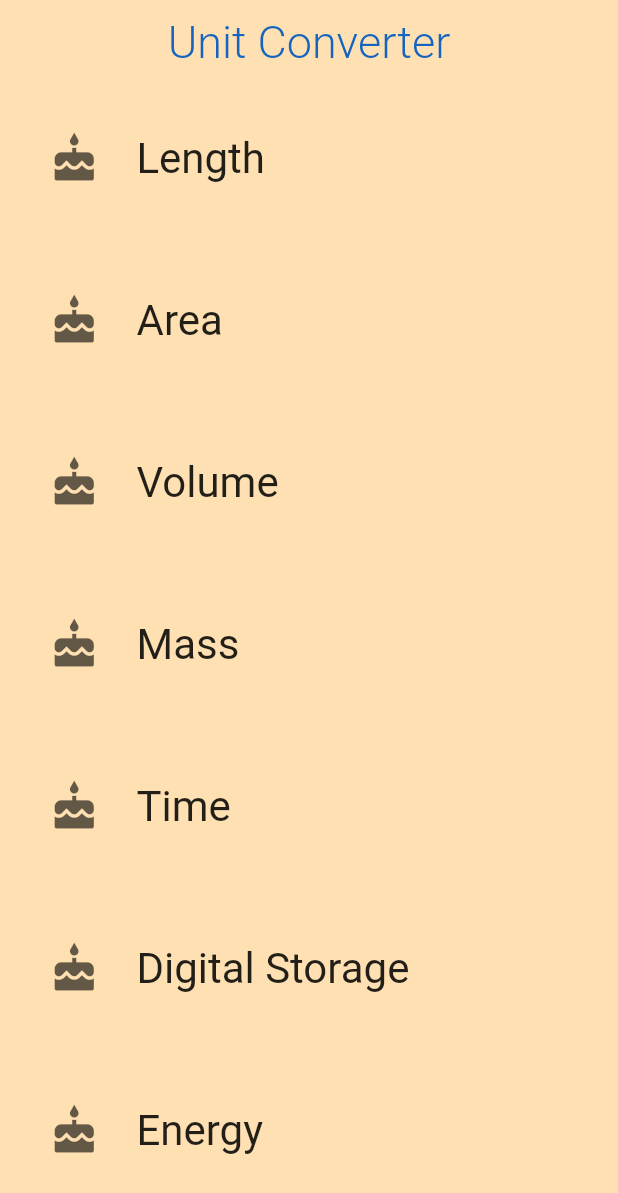
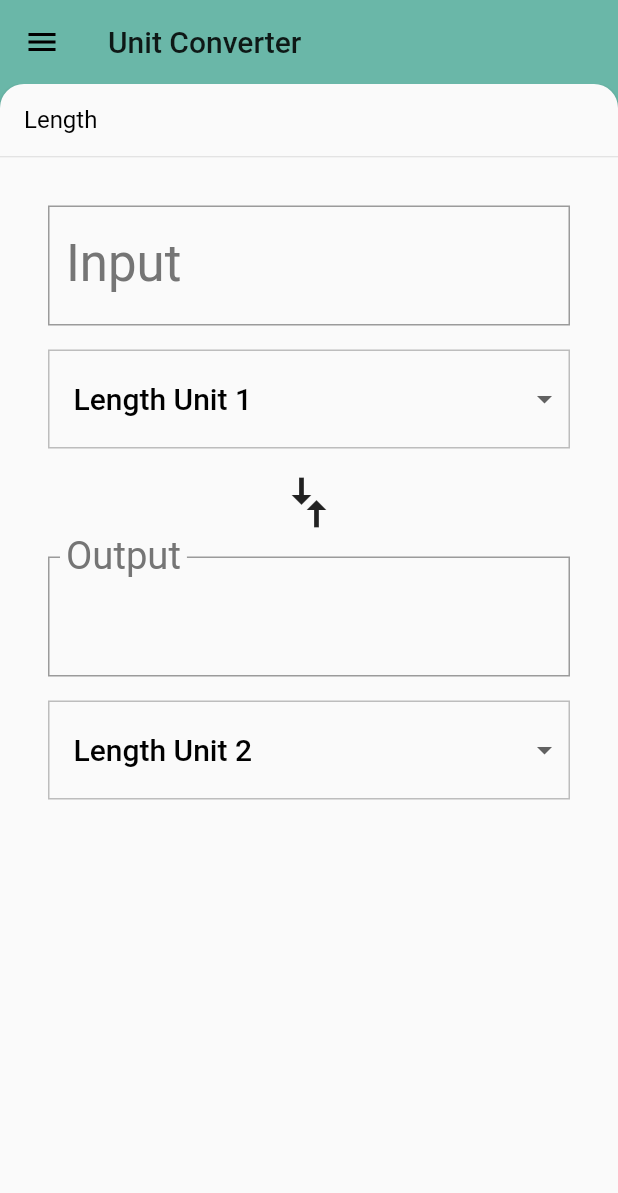
Before and after one commit to omhoumz/hello_rectangl, a Flutter app: the screen it shows after launch, on a phone screen of 412 x 824 dp. Shown: the top 1193 px of the screen. Run offline on Flutter 3.47's test engine with Material 2 defaults, Android fonts, the phone set to English and light mode, and no system bars.

Commit message:
feat: add backDrop

```diff
--- /dev/null
+++ b/lib/backdrop.dart
@@ -0,0 +1,279 @@
+// Copyright 2018 The Chromium Authors. All rights reserved.
+// Use of this source code is governed by a BSD-style license that can be
+// found in the LICENSE file.
+
+import 'dart:math' as math;
+
+import 'package:flutter/material.dart';
+import 'package:meta/meta.dart';
+
+import 'category.dart';
+
+const double _kFlingVelocity = 2.0;
+
+class _BackdropPanel extends StatelessWidget {
+  const _BackdropPanel({
+    Key key,
+    this.onTap,
+    this.onVerticalDragUpdate,
+    this.onVerticalDragEnd,
+    this.title,
+    this.child,
+  }) : super(key: key);
+
+  final VoidCallback onTap;
+  final GestureDragUpdateCallback onVerticalDragUpdate;
+  final GestureDragEndCallback onVerticalDragEnd;
+  final Widget title;
+  final Widget child;
+
+  @override
+  Widget build(BuildContext context) {
+    return Material(
+      elevation: 2.0,
+      borderRadius: BorderRadius.only(
+        topLeft: Radius.circular(16.0),
+        topRight: Radius.circular(16.0),
+      ),
+      child: Column(
+        crossAxisAlignment: CrossAxisAlignment.stretch,
+        children: <Widget>[
+          GestureDetector(
+            behavior: HitTestBehavior.opaque,
+            onVerticalDragUpdate: onVerticalDragUpdate,
+            onVerticalDragEnd: onVerticalDragEnd,
+            onTap: onTap,
+            child: Container(
+              height: 48.0,
+              padding: EdgeInsetsDirectional.only(start: 16.0),
+              alignment: AlignmentDirectional.centerStart,
+              child: DefaultTextStyle(
+                style: Theme.of(context).textTheme.subhead,
+                child: title,
+              ),
+            ),
+          ),
+          Divider(
+            height: 1.0,
+          ),
+          Expanded(
+            child: child,
+          ),
+        ],
+      ),
+    );
+  }
+}
+
+class _BackdropTitle extends AnimatedWidget {
+  final Widget frontTitle;
+  final Widget backTitle;
+
+  const _BackdropTitle({
+    Key key,
+    Listenable listenable,
+    this.frontTitle,
+    this.backTitle,
+  }) : super(key: key, listenable: listenable);
+
+  @override
+  Widget build(BuildContext context) {
+    final Animation<double> animation = this.listenable;
+    return DefaultTextStyle(
+      style: Theme.of(context).primaryTextTheme.title,
+      softWrap: false,
+      overflow: TextOverflow.ellipsis,
+      // Here, we do a custom cross fade between backTitle and frontTitle.
+      // This makes a smooth animation between the two texts.
+      child: Stack(
+        children: <Widget>[
+          Opacity(
+            opacity: CurvedAnimation(
+              parent: ReverseAnimation(animation),
+              curve: Interval(0.5, 1.0),
+            ).value,
+            child: backTitle,
+          ),
+          Opacity(
+            opacity: CurvedAnimation(
+              parent: animation,
+              curve: Interval(0.5, 1.0),
+            ).value,
+            child: frontTitle,
+          ),
+        ],
+      ),
+    );
+  }
+}
+
+/// Builds a Backdrop.
+///
+/// A Backdrop widget has two panels, front and back. The front panel is shown
+/// by default, and slides down to show the back panel, from which a user
+/// can make a selection. The user can also configure the titles for when the
+/// front or back panel is showing.
+class Backdrop extends StatefulWidget {
+  final Category currentCategory;
+  final Widget frontPanel;
+  final Widget backPanel;
+  final Widget frontTitle;
+  final Widget backTitle;
+
+  const Backdrop({
+    @required this.currentCategory,
+    @required this.frontPanel,
+    @required this.backPanel,
+    @required this.frontTitle,
+    @required this.backTitle,
+  })  : assert(currentCategory != null),
+        assert(frontPanel != null),
+        assert(backPanel != null),
+        assert(frontTitle != null),
+        assert(backTitle != null);
+
+  @override
+  _BackdropState createState() => _BackdropState();
+}
+
+class _BackdropState extends State<Backdrop>
+    with SingleTickerProviderStateMixin {
+  final GlobalKey _backdropKey = GlobalKey(debugLabel: 'Backdrop');
+  AnimationController _controller;
+
+  @override
+  void initState() {
+    super.initState();
+    // This creates an [AnimationController] that can allows for animation for
+    // the BackdropPanel. 0.00 means that the front panel is in "tab" (hidden)
+    // mode, while 1.0 means that the front panel is open.
+    _controller = AnimationController(
+      duration: Duration(milliseconds: 300),
+      value: 1.0,
+      vsync: this,
+    );
+  }
+
+  @override
+  void didUpdateWidget(Backdrop old) {
+    super.didUpdateWidget(old);
+    if (widget.currentCategory != old.currentCategory) {
+      setState(() {
+        _controller.fling(
+            velocity:
+                _backdropPanelVisible ? -_kFlingVelocity : _kFlingVelocity);
+      });
+    } else if (!_backdropPanelVisible) {
+      setState(() {
+        _controller.fling(velocity: _kFlingVelocity);
+      });
+    }
+  }
+
+  @override
+  void dispose() {
+    _controller.dispose();
+    super.dispose();
+  }
+
+  bool get _backdropPanelVisible {
+    final AnimationStatus status = _controller.status;
+    return status == AnimationStatus.completed ||
+        status == AnimationStatus.forward;
+  }
+
+  void _toggleBackdropPanelVisibility() {
+    FocusScope.of(context).requestFocus(FocusNode());
+    _controller.fling(
+        velocity: _backdropPanelVisible ? -_kFlingVelocity : _kFlingVelocity);
+  }
+
+  double get _backdropHeight {
+    final RenderBox renderBox = _backdropKey.currentContext.findRenderObject();
+    return renderBox.size.height;
+  }
+
+  // By design: the panel can only be opened with a swipe. To close the panel
+  // the user must either tap its heading or the backdrop's menu icon.
+
+  void _handleDragUpdate(DragUpdateDetails details) {
+    if (_controller.isAnimating ||
+        _controller.status == AnimationStatus.completed) return;
+
+    _controller.value -= details.primaryDelta / _backdropHeight;
+  }
+
+  void _handleDragEnd(DragEndDetails details) {
+    if (_controller.isAnimating ||
+        _controller.status == AnimationStatus.completed) return;
+
+    final double flingVelocity =
+        details.velocity.pixelsPerSecond.dy / _backdropHeight;
+    if (flingVelocity < 0.0)
+      _controller.fling(velocity: math.max(_kFlingVelocity, -flingVelocity));
+    else if (flingVelocity > 0.0)
+      _controller.fling(velocity: math.min(-_kFlingVelocity, -flingVelocity));
+    else
+      _controller.fling(
+          velocity:
+              _controller.value < 0.5 ? -_kFlingVelocity : _kFlingVelocity);
+  }
+
+  Widget _buildStack(BuildContext context, BoxConstraints constraints) {
+    const double panelTitleHeight = 48.0;
+    final Size panelSize = constraints.biggest;
+    final double panelTop = panelSize.height - panelTitleHeight;
+
+    Animation<RelativeRect> panelAnimation = RelativeRectTween(
+      begin: RelativeRect.fromLTRB(
+          0.0, panelTop, 0.0, panelTop - panelSize.height),
+      end: RelativeRect.fromLTRB(0.0, 0.0, 0.0, 0.0),
+    ).animate(_controller.view);
+
+    return Container(
+      key: _backdropKey,
+      color: widget.currentCategory.color,
+      child: Stack(
+        children: <Widget>[
+          widget.backPanel,
+          PositionedTransition(
+            rect: panelAnimation,
+            child: _BackdropPanel(
+              onTap: _toggleBackdropPanelVisibility,
+              onVerticalDragUpdate: _handleDragUpdate,
+              onVerticalDragEnd: _handleDragEnd,
+              title: Text(widget.currentCategory.name),
+              child: widget.frontPanel,
+            ),
+          ),
+        ],
+      ),
+    );
+  }
+
+  @override
+  Widget build(BuildContext context) {
+    return Scaffold(
+      appBar: AppBar(
+        backgroundColor: widget.currentCategory.color,
+        elevation: 0.0,
+        leading: IconButton(
+          onPressed: _toggleBackdropPanelVisibility,
+          icon: AnimatedIcon(
+            icon: AnimatedIcons.close_menu,
+            progress: _controller.view,
+          ),
+        ),
+        title: _BackdropTitle(
+          listenable: _controller.view,
+          frontTitle: widget.frontTitle,
+          backTitle: widget.backTitle,
+        ),
+      ),
+      body: LayoutBuilder(
+        builder: _buildStack,
+      ),
+      resizeToAvoidBottomPadding: false,
+    );
+  }
+}
--- a/lib/category.dart
+++ b/lib/category.dart
@@ -5,103 +5,29 @@
 // To keep your imports tidy, follow the ordering guidelines at
 // https://www.dartlang.org/guides/language/effective-dart/style#ordering
 import 'package:flutter/material.dart';
+import 'package:meta/meta.dart';
 
-import 'package:unit_converter/converter_route.dart';
-import 'package:unit_converter/unit.dart';
+import 'unit.dart';
 
-EdgeInsets _rowPadding = EdgeInsets.all(8.0);
-double _rowHeight = 100.0;
-BorderRadius _borderRadius = BorderRadius.all(Radius.circular(_rowHeight / 2));
-double _iconSize = 35.0;
-double _textSize = 28.0;
+/// A [Category] keeps track of a list of [Unit]s.
+class Category {
+  final String name;
+  final ColorSwatch color;
+  final List<Unit> units;
+  final IconData iconLocation;
 
-class Category extends StatelessWidget {
-  final String name;
-  final Color color;
-  final IconData iconLocation;
-  final List<Unit> units;
-
+  /// Information about a [Category].
+  ///
+  /// A [Category] saves the name of the Category (e.g. 'Length'), a list of its
+  /// its color for the UI, units for conversions (e.g. 'Millimeter', 'Meter'),
+  /// and the icon that represents it (e.g. a ruler).
   const Category({
-    Key key,
     @required this.name,
     @required this.color,
+    @required this.units,
     @required this.iconLocation,
-    @required this.units,
   })  : assert(name != null),
         assert(color != null),
-        assert(iconLocation != null),
         assert(units != null),
-        super(key: key);
-
-  void _navigateToConverter(BuildContext context) {
-    Navigator.of(context).push(
-      MaterialPageRoute<void>(builder: (BuildContext context) {
-        final appBar = AppBar(
-          title: Text(
-            name,
-            style: TextStyle(
-              fontSize: 30.0,
-              fontWeight: FontWeight.w300,
-            ),
-          ),
-          centerTitle: true,
-          elevation: 0.0,
-          backgroundColor: color,
-        );
-
-        return Scaffold(
-          appBar: appBar,
-          body: ConverterRoute(
-            name: name,
-            color: color,
-            units: units,
-          ),
-        );
-      }),
-    );
-  }
-
-  @override
-  Widget build(BuildContext context) {
-    return Material(
-      color: Colors.transparent,
-      child: Container(
-        height: _rowHeight,
-        child: InkWell(
-          borderRadius: _borderRadius,
-          highlightColor: color,
-          splashColor: color,
-          onTap: () {
-            _navigateToConverter(context);
-          },
-          child: Padding(
-            padding: _rowPadding,
-            child: Row(
-              children: <Widget>[
-                Padding(
-                  padding: EdgeInsets.fromLTRB(16.0, 8.0, 24.0, 8.0),
-                  child: Opacity(
-                    opacity: 0.7,
-                    child: Icon(
-                      iconLocation,
-                      size: _iconSize,
-                    ),
-                  ),
-                ),
-                Expanded(
-                  child: Text(
-                    name,
-                    style: TextStyle(
-                      fontSize: _textSize,
-                      fontWeight: FontWeight.w400,
-                    ),
-                  ),
-                ),
-              ],
-            ),
-          ),
-        ),
-      ),
-    );
-  }
+        assert(iconLocation != null);
 }
--- a/lib/category_route.dart
+++ b/lib/category_route.dart
@@ -1,12 +1,22 @@
+// Copyright 2018 The Chromium Authors. All rights reserved.
+// Use of this source code is governed by a BSD-style license that can be
+// found in the LICENSE file.
+
 import 'package:flutter/material.dart';
 
-import 'package:unit_converter/settings.dart';
-import 'package:unit_converter/category.dart';
-import 'package:unit_converter/unit.dart';
+import 'backdrop.dart';
+import 'category.dart';
+import 'category_tile.dart';
+import 'unit.dart';
+import 'unit_converter.dart';
 
-final _bgColor = Colors.orange[100];
-final _appBarTitleColor = Colors.blue[800];
-
+/// Category Route (screen).
+///
+/// This is the 'home' screen of the Unit Converter. It shows a header and
+/// a list of [Categories].
+///
+/// While it is named CategoryRoute, a more apt name would be CategoryScreen,
+/// because it is responsible for the UI at the route's destination.
 class CategoryRoute extends StatefulWidget {
   const CategoryRoute();
 
@@ -15,8 +25,9 @@ class CategoryRoute extends StatefulWidget {
 }
 
 class _CategoryRouteState extends State<CategoryRoute> {
+  Category _defaultCategory;
+  Category _currentCategory;
   final _categories = <Category>[];
-
   static const _categoryNames = <String>[
     'Length',
     'Area',
@@ -27,7 +38,6 @@ class _CategoryRouteState extends State<CategoryRoute> {
     'Energy',
     'Currency',
   ];
-
   static const _baseColors = <ColorSwatch>[
     ColorSwatch(0xFF6AB7A8, {
       'highlight': Color(0xFF6AB7A8),
@@ -68,25 +78,42 @@ class _CategoryRouteState extends State<CategoryRoute> {
   void initState() {
     super.initState();
     for (var i = 0; i < _categoryNames.length; i++) {
-      _categories.add(Category(
+      var category = Category(
         name: _categoryNames[i],
         color: _baseColors[i],
         iconLocation: Icons.cake,
         units: _retrieveUnitList(_categoryNames[i]),
-      ));
+      );
+      if (i == 0) {
+        _defaultCategory = category;
+      }
+      _categories.add(category);
     }
   }
 
+  /// Function to call when a [Category] is tapped.
+  void _onCategoryTap(Category category) {
+    setState(() {
+      _currentCategory = category;
+    });
+  }
+
+  /// Makes the correct number of rows for the list view.
+  ///
+  /// For portrait, we use a [ListView].
   Widget _buildCategoryWidgets() {
-    return ListView.separated(
+    return ListView.builder(
+      itemBuilder: (BuildContext context, int index) {
+        return CategoryTile(
+          category: _categories[index],
+          onTap: _onCategoryTap,
+        );
+      },
       itemCount: _categories.length,
-      itemBuilder: (BuildContext context, int index) => _categories[index],
-      separatorBuilder: (BuildContext context, int index) =>
-          const Padding(padding: EdgeInsets.all(4.0)),
     );
   }
 
-  /// Returns a list of [Unit]s.
+  /// Returns a list of mock [Unit]s.
   List<Unit> _retrieveUnitList(String categoryName) {
     return List.generate(10, (int i) {
       i += 1;
@@ -99,29 +126,24 @@ class _CategoryRouteState extends State<CategoryRoute> {
 
   @override
   Widget build(BuildContext context) {
-    final listView = Container(
+    final listView = Padding(
+      padding: EdgeInsets.only(
+        left: 8.0,
+        right: 8.0,
+        bottom: 48.0,
+      ),
       child: _buildCategoryWidgets(),
-      padding: const EdgeInsets.symmetric(horizontal: 8.0),
     );
 
-    final appBar = AppBar(
-      title: Text(
-        appName,
-        style: TextStyle(
-          fontSize: 30.0,
-          color: _appBarTitleColor,
-          fontWeight: FontWeight.w300,
-        ),
-      ),
-      centerTitle: true,
-      elevation: 0.0,
-      backgroundColor: _bgColor,
-    );
-
-    return Scaffold(
-      appBar: appBar,
-      body: listView,
-      backgroundColor: _bgColor,
+    return Backdrop(
+      currentCategory:
+          _currentCategory == null ? _defaultCategory : _currentCategory,
+      frontPanel: _currentCategory == null
+          ? UnitConverter(category: _defaultCategory)
+          : UnitConverter(category: _currentCategory),
+      backPanel: listView,
+      frontTitle: Text('Unit Converter'),
+      backTitle: Text('Select a Category'),
     );
   }
 }
--- /dev/null
+++ b/lib/category_tile.dart
@@ -0,0 +1,84 @@
+// Copyright 2018 The Chromium Authors. All rights reserved.
+// Use of this source code is governed by a BSD-style license that can be
+// found in the LICENSE file.
+
+// To keep your imports tidy, follow the ordering guidelines at
+// https://www.dartlang.org/guides/language/effective-dart/style#ordering
+import 'package:flutter/material.dart';
+import 'package:meta/meta.dart';
+
+import 'category.dart';
+
+// We use an underscore to indicate that these variables are private.
+// See https://www.dartlang.org/guides/language/effective-dart/design#libraries
+const _rowHeight = 100.0;
+final _borderRadius = BorderRadius.circular(_rowHeight / 2);
+
+/// A [CategoryTile] to display a [Category].
+class CategoryTile extends StatelessWidget {
+  final Category category;
+  final ValueChanged<Category> onTap;
+
+  /// The [CategoryTile] shows the name and color of a [Category] for unit
+  /// conversions.
+  ///
+  /// Tapping on it brings you to the unit converter.
+  const CategoryTile({
+    Key key,
+    @required this.category,
+    @required this.onTap,
+  })  : assert(category != null),
+        assert(onTap != null),
+        super(key: key);
+
+  /// Builds a custom widget that shows [Category] information.
+  ///
+  /// This information includes the icon, name, and color for the [Category].
+  @override
+  // This `context` parameter describes the location of this widget in the
+  // widget tree. It can be used for obtaining Theme data from the nearest
+  // Theme ancestor in the tree. Below, we obtain the display1 text theme.
+  // See https://docs.flutter.io/flutter/material/Theme-class.html
+  Widget build(BuildContext context) {
+    return Material(
+      color: Colors.transparent,
+      child: Container(
+        height: _rowHeight,
+        child: InkWell(
+          borderRadius: _borderRadius,
+          highlightColor: category.color['highlight'],
+          splashColor: category.color['splash'],
+          // We can use either the () => function() or the () { function(); }
+          // syntax.
+          onTap: () => onTap(category),
+          child: Padding(
+            padding: EdgeInsets.all(8.0),
+            child: Row(
+              crossAxisAlignment: CrossAxisAlignment.stretch,
+              // There are two ways to denote a list: `[]` and `List()`.
+              // Prefer to use the literal syntax, i.e. `[]`, instead of `List()`.
+              // You can add the type argument if you'd like, i.e. <Widget>[].
+              // See https://www.dartlang.org/guides/language/effective-dart/usage#do-use-collection-literals-when-possible
+              children: [
+                Padding(
+                  padding: EdgeInsets.all(16.0),
+                  child: Icon(
+                    category.iconLocation,
+                    size: 60.0,
+                  ),
+                ),
+                Center(
+                  child: Text(
+                    category.name,
+                    textAlign: TextAlign.center,
+                    style: Theme.of(context).textTheme.headline,
+                  ),
+                ),
+              ],
+            ),
+          ),
+        ),
+      ),
+    );
+  }
+}
--- a/lib/main.dart
+++ b/lib/main.dart
@@ -2,10 +2,39 @@
 // Use of this source code is governed by a BSD-style license that can be
 // found in the LICENSE file.
 
+// You can read about packages here: https://flutter.io/using-packages/
 import 'package:flutter/material.dart';
 
-import 'package:unit_converter/unit_converter_app.dart';
+// You can use a relative import, i.e. `import 'category_route.dart;'` or
+// a package import.
+// More details at http://dart-lang.github.io/linter/lints/avoid_relative_lib_imports.html
+import 'category_route.dart';
 
+/// The function that is called when main.dart is run.
 void main() {
   runApp(UnitConverterApp());
 }
+
+/// This widget is the root of our application.
+///
+/// The first screen we see is a list [Categories], each of which
+/// has a list of [Unit]s.
+class UnitConverterApp extends StatelessWidget {
+  @override
+  Widget build(BuildContext context) {
+    return MaterialApp(
+      debugShowCheckedModeBanner: false,
+      title: 'Unit Converter',
+      theme: ThemeData(
+        textTheme: Theme.of(context).textTheme.apply(
+              bodyColor: Colors.black,
+              displayColor: Colors.grey[600],
+            ),
+        // This colors the [InputOutlineBorder] when it is selected
+        primaryColor: Colors.grey[500],
+        textSelectionHandleColor: Colors.green[500],
+      ),
+      home: CategoryRoute(),
+    );
+  }
+}
```
Also changed, not shown: lib/unit_converter.dart (renamed from lib/converter_route.dart, +27 -28 lines).
